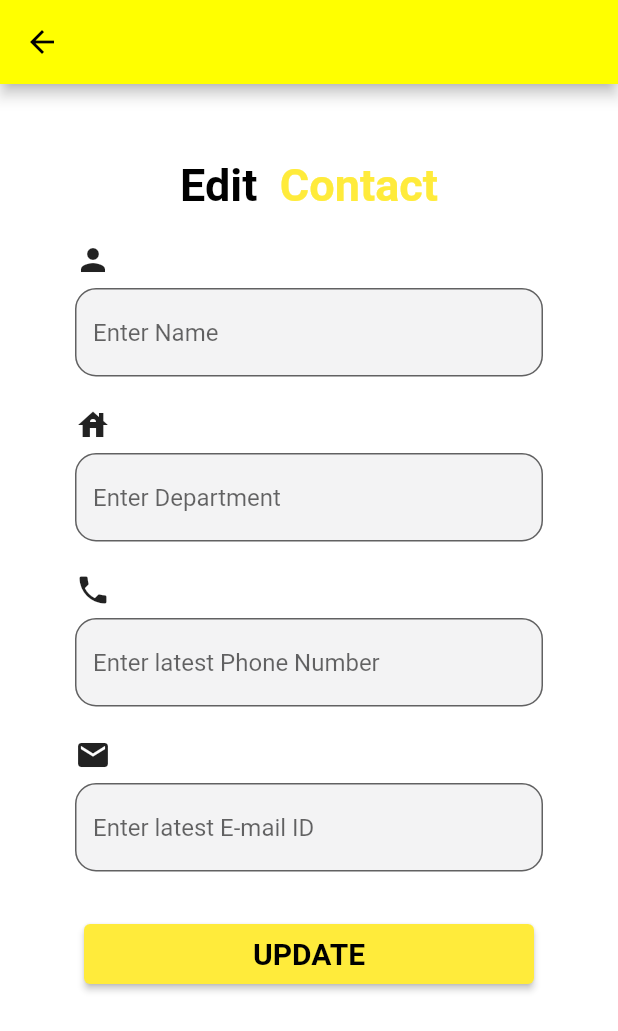
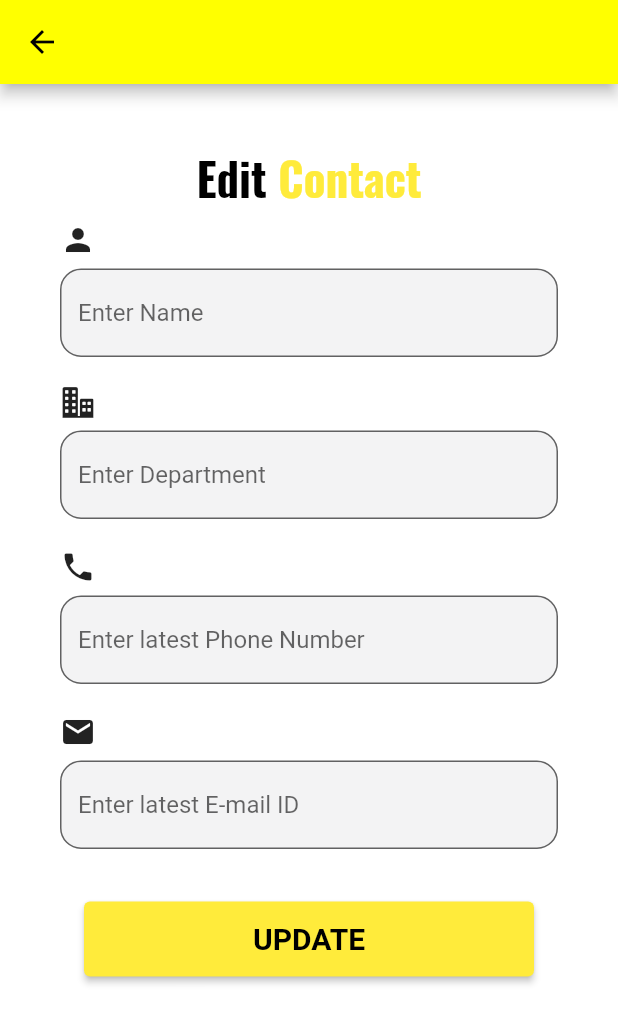
Before and after one commit to DSC-PEC-Puducherry/DSC-PYP, a Flutter app: the screen it shows after launch, in the side drawer, after a tap on "EDIT", on a phone screen of 412 x 824 dp. Shown: the top 1031 px of the screen. Run offline on Flutter 3.47's test engine with Material 2 defaults, Android fonts, the phone set to English and light mode, and no system bars; our stand-ins replace fluttertoast, font_awesome_flutter, google_fonts, share; missing offline and left inert: clipboard, flutter_phone_direct_caller.

Commit message:
Updated to google font and minor UI adjustments

```diff
--- a/lib/screen/Misc/edit.dart
+++ b/lib/screen/Misc/edit.dart
@@ -1,5 +1,7 @@
 import 'dart:ui';
+import 'package:flutter/cupertino.dart';
 import 'package:flutter/material.dart';
+import 'package:google_fonts/google_fonts.dart';
 
 class Edit extends StatefulWidget {
   @override
@@ -16,7 +18,7 @@ class _State extends State<Edit> {
       ),
       body: SingleChildScrollView(
         child: new Container(
-          padding: new EdgeInsets.all(50.0),
+          padding: new EdgeInsets.all(40.0),
           child: new Center(
             child: new Column(
               children: <Widget>[
@@ -25,25 +27,25 @@ class _State extends State<Edit> {
                   children: <Widget>[
                     Text(
                       "Edit ",
-                      style: TextStyle(
+                      style: GoogleFonts.oswald ( textStyle: TextStyle(
                         fontSize: 30,
                         fontWeight: FontWeight.bold,
                         color: Colors.black,
-                      ),
+                      ),),
                     ),
                     Text(
-                      " Contact",
-                      style: TextStyle(
+                      "Contact",
+                      style: GoogleFonts.oswald ( textStyle: TextStyle(
                         fontSize: 30,
                         fontWeight: FontWeight.bold,
                         color: Colors.yellow,
-                      ),
+                      ),),
                     ),
                   ],
                 ),
-                SizedBox(height: 10),
+
                 new Container(
-                  margin: EdgeInsets.symmetric(vertical: 10),
+                  margin: EdgeInsets.symmetric(vertical: 8),
                   child: Column(
                     crossAxisAlignment: CrossAxisAlignment.start,
                     children: <Widget>[
@@ -66,7 +68,7 @@ class _State extends State<Edit> {
                   child: Column(
                     crossAxisAlignment: CrossAxisAlignment.start,
                     children: <Widget>[
-                      Icon(Icons.house),
+                      Icon(CupertinoIcons.building_2_fill),
                       SizedBox(height: 7),
                       TextField(
                           decoration: new InputDecoration(
@@ -120,7 +122,7 @@ class _State extends State<Edit> {
                 ),
                 SizedBox(height: 25),
                 new SizedBox(
-                  height: 40,
+                  height: 50,
                   width: 300,
                   child: ElevatedButton(
                     onPressed: () {},
--- a/pubspec.yaml
+++ b/pubspec.yaml
@@ -23,7 +23,7 @@ environment:
 dependencies:
   flutter:
     sdk: flutter
-
+  google_fonts: ^2.1.0
 
   # The following adds the Cupertino Icons font to your application.
   # Use with the CupertinoIcons class for iOS style icons.
```
Also changed, not shown: lib/screen/Misc/add.dart (+12 -10 lines), lib/screen/Misc/feedback.dart (+15 -9 lines), pubspec.lock.
